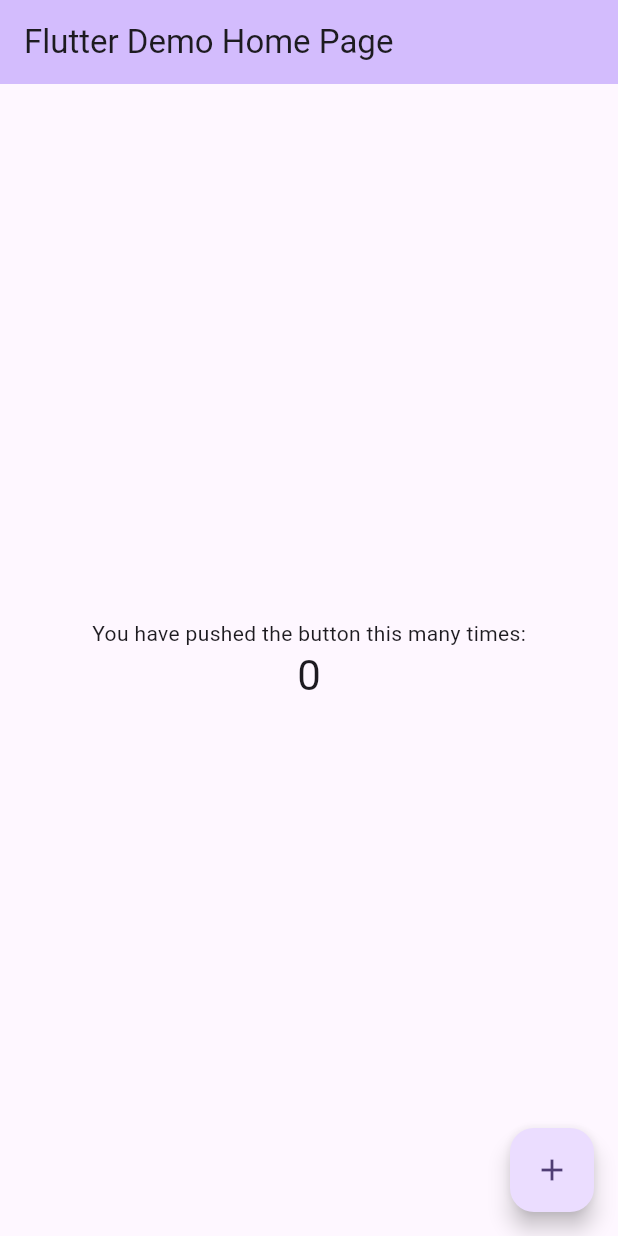
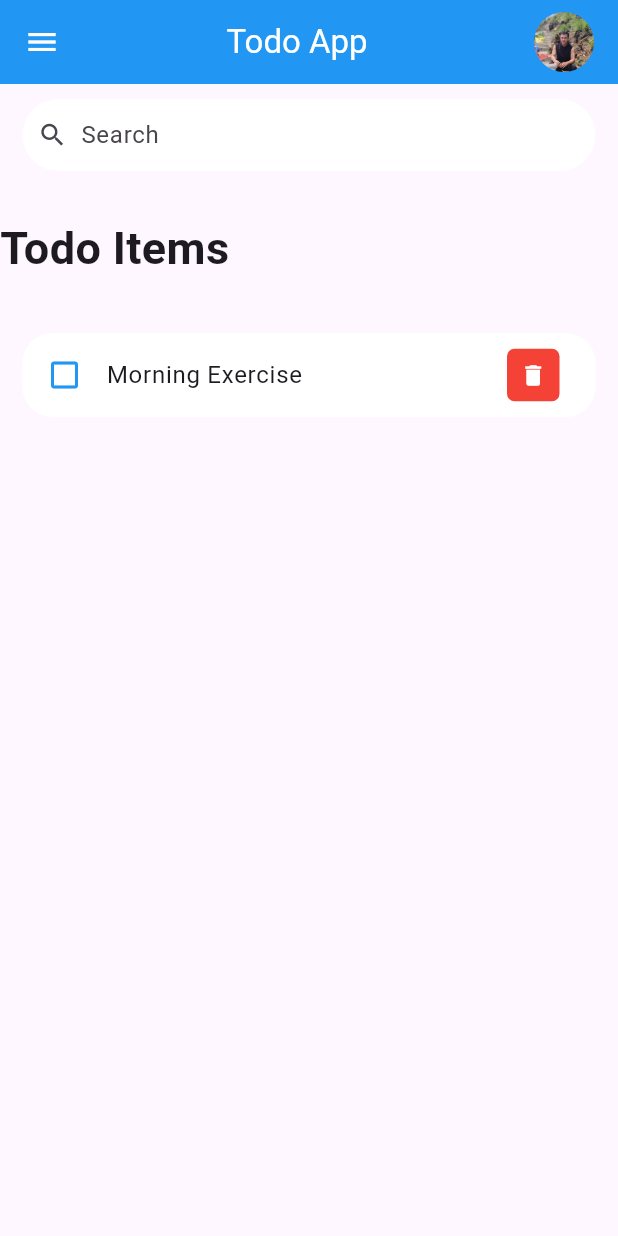
Before and after one commit to bipin24746/todo, a Flutter app: the screen it shows after launch, on a phone screen of 412 x 824 dp. Run offline on Flutter 3.47's test engine with Material 3 defaults, Android fonts, the phone set to English and light mode, and no system bars.

Commit message:
todo again starting half completed

```diff
--- /dev/null
+++ b/lib/constants/colors.dart
@@ -0,0 +1,5 @@
+import 'package:flutter/material.dart';
+
+const Color white = Colors.white;
+const Color red = Colors.red;
+const Color blue = Colors.blue;
--- a/lib/main.dart
+++ b/lib/main.dart
@@ -1,4 +1,6 @@
 import 'package:flutter/material.dart';
+import 'package:todo/screens/home.dart';
+
 
 void main() {
   runApp(const MyApp());
@@ -11,115 +13,9 @@ class MyApp extends StatelessWidget {
   @override
   Widget build(BuildContext context) {
     return MaterialApp(
-      title: 'Flutter Demo',
-      theme: ThemeData(
-        // This is the theme of your application.
-        //
-        // TRY THIS: Try running your application with "flutter run". You'll see
-        // the application has a purple toolbar. Then, without quitting the app,
-        // try changing the seedColor in the colorScheme below to Colors.green
-        // and then invoke "hot reload" (save your changes or press the "hot
-        // reload" button in a Flutter-supported IDE, or press "r" if you used
-        // the command line to start the app).
-        //
-        // Notice that the counter didn't reset back to zero; the application
-        // state is not lost during the reload. To reset the state, use hot
-        // restart instead.
-        //
-        // This works for code too, not just values: Most code changes can be
-        // tested with just a hot reload.
-        colorScheme: ColorScheme.fromSeed(seedColor: Colors.deepPurple),
-        useMaterial3: true,
-      ),
-      home: const MyHomePage(title: 'Flutter Demo Home Page'),
+      debugShowCheckedModeBanner: false,
+      title: 'TODO APP',
+      home: const Home(),
     );
   }
 }
-
-class MyHomePage extends StatefulWidget {
-  const MyHomePage({super.key, required this.title});
-
-  // This widget is the home page of your application. It is stateful, meaning
-  // that it has a State object (defined below) that contains fields that affect
-  // how it looks.
-
-  // This class is the configuration for the state. It holds the values (in this
-  // case the title) provided by the parent (in this case the App widget) and
-  // used by the build method of the State. Fields in a Widget subclass are
-  // always marked "final".
-
-  final String title;
-
-  @override
-  State<MyHomePage> createState() => _MyHomePageState();
-}
-
-class _MyHomePageState extends State<MyHomePage> {
-  int _counter = 0;
-
-  void _incrementCounter() {
-    setState(() {
-      // This call to setState tells the Flutter framework that something has
-      // changed in this State, which causes it to rerun the build method below
-      // so that the display can reflect the updated values. If we changed
-      // _counter without calling setState(), then the build method would not be
-      // called again, and so nothing would appear to happen.
-      _counter++;
-    });
-  }
-
-  @override
-  Widget build(BuildContext context) {
-    // This method is rerun every time setState is called, for instance as done
-    // by the _incrementCounter method above.
-    //
-    // The Flutter framework has been optimized to make rerunning build methods
-    // fast, so that you can just rebuild anything that needs updating rather
-    // than having to individually change instances of widgets.
-    return Scaffold(
-      appBar: AppBar(
-        // TRY THIS: Try changing the color here to a specific color (to
-        // Colors.amber, perhaps?) and trigger a hot reload to see the AppBar
-        // change color while the other colors stay the same.
-        backgroundColor: Theme.of(context).colorScheme.inversePrimary,
-        // Here we take the value from the MyHomePage object that was created by
-        // the App.build method, and use it to set our appbar title.
-        title: Text(widget.title),
-      ),
-      body: Center(
-        // Center is a layout widget. It takes a single child and positions it
-        // in the middle of the parent.
-        child: Column(
-          // Column is also a layout widget. It takes a list of children and
-          // arranges them vertically. By default, it sizes itself to fit its
-          // children horizontally, and tries to be as tall as its parent.
-          //
-          // Column has various properties to control how it sizes itself and
-          // how it positions its children. Here we use mainAxisAlignment to
-          // center the children vertically; the main axis here is the vertical
-          // axis because Columns are vertical (the cross axis would be
-          // horizontal).
-          //
-          // TRY THIS: Invoke "debug painting" (choose the "Toggle Debug Paint"
-          // action in the IDE, or press "p" in the console), to see the
-          // wireframe for each widget.
-          mainAxisAlignment: MainAxisAlignment.center,
-          children: <Widget>[
-            const Text(
-              'You have pushed the button this many times:',
-            ),
-            Text(
-              '$_counter',
-              style: Theme.of(context).textTheme.headlineMedium,
-            ),
-          ],
-        ),
-      ),
-      floatingActionButton: FloatingActionButton(
-        onPressed: _incrementCounter,
-        tooltip: 'Increment',
-        child: const Icon(Icons.add),
-      ), // This trailing comma makes auto-formatting nicer for build methods.
-    );
-  }
-}
--- /dev/null
+++ b/lib/model/todo.dart
@@ -0,0 +1,14 @@
+class Todo {
+  String? id;
+  String? todoText;
+  bool isDone;
+
+  Todo({
+    required this.id,
+    required this.todoText,
+    this.isDone = false,
+  });
+  static List<Todo> todoList() {
+    return [Todo(id: '01', todoText: 'Morning Exercise')];
+  }
+}
--- /dev/null
+++ b/lib/screens/home.dart
@@ -0,0 +1,96 @@
+import 'package:flutter/material.dart';
+import 'package:todo/constants/colors.dart';
+import 'package:todo/model/todo.dart';
+import 'package:todo/widgets/todo_items.dart';
+
+class Home extends StatefulWidget {
+  const Home({super.key});
+
+  @override
+  State<Home> createState() => _HomeState();
+}
+
+class _HomeState extends State<Home> {
+  final todosList = Todo.todoList();
+
+  @override
+  Widget build(BuildContext context) {
+    return Scaffold(
+      appBar: AppBars(),
+      body: Column(
+        children: [
+          SearchBox(),
+          Expanded(
+              child: ListView(
+            children: [
+              Container(
+                margin: EdgeInsets.only(top: 20, bottom: 20),
+                child: Text(
+                  "Todo Items",
+                  style: TextStyle(fontSize: 30, fontWeight: FontWeight.bold),
+                ),
+              ),
+              for (Todo todo in todosList)
+                ToDoItem(
+                  todo: todo,
+                ),
+            ],
+          ))
+        ],
+      ),
+    );
+  }
+
+  Widget SearchBox() {
+    return Container(
+      child: Padding(
+        padding: const EdgeInsets.symmetric(horizontal: 15, vertical: 10),
+        child: Container(
+          decoration: BoxDecoration(
+              color: white, borderRadius: BorderRadius.circular(25)),
+          child: TextField(
+            decoration: InputDecoration(
+                prefixIcon: Padding(
+                  padding: const EdgeInsets.only(left: 10.0, right: 10),
+                  child: Icon(
+                    Icons.search,
+                    size: 20,
+                  ),
+                ),
+                prefixIconConstraints:
+                    BoxConstraints(maxHeight: 20, maxWidth: 35),
+                border: InputBorder.none,
+                hintText: "Search"),
+          ),
+        ),
+      ),
+    );
+  }
+
+  AppBar AppBars() {
+    return AppBar(
+      title: Row(
+        mainAxisAlignment: MainAxisAlignment.spaceBetween,
+        children: [
+          Icon(
+            Icons.menu,
+            color: white,
+          ),
+          Text(
+            "Todo App",
+            style: TextStyle(color: white),
+          ),
+          Container(
+            height: 40,
+            width: 40,
+            child: ClipRRect(
+              borderRadius: BorderRadius.circular(20),
+              child: Image.asset('assets/images/bipin.jpg'),
+            ),
+          )
+        ],
+      ),
+      backgroundColor: blue,
+    );
+  }
+}
--- /dev/null
+++ b/lib/widgets/todo_items.dart
@@ -0,0 +1,50 @@
+import 'package:flutter/foundation.dart';
+import 'package:flutter/material.dart';
+import 'package:todo/constants/colors.dart';
+import 'package:todo/model/todo.dart';
+
+class ToDoItem extends StatelessWidget {
+  final Todo todo;
+  const ToDoItem({super.key,required this.todo});
+
+  @override
+  Widget build(BuildContext context) {
+    return Container(
+      child: Padding(
+        padding: const EdgeInsets.all(15),
+        child: ListTile(
+          onTap: () {},
+          shape: RoundedRectangleBorder(
+            borderRadius: BorderRadius.circular(20),
+          ),
+          tileColor: white,
+          leading: Icon(
+            todo.isDone ?
+            Icons.check_box : Icons.check_box_outline_blank,
+            color: blue,
+
+          ),
+          title: Text(
+            todo.todoText!,
+            style: TextStyle(decoration: todo.isDone? TextDecoration.lineThrough : null),
+          ),
+          trailing: Container(
+            height: 35,
+            width: 35,
+            decoration: BoxDecoration(
+                color: red, borderRadius: BorderRadius.circular(5)),
+            child: IconButton(
+                iconSize: 18,
+                onPressed: () {
+                  print("delete");
+                },
+                icon: Icon(
+                  Icons.delete,
+                  color: white,
+                )),
+          ),
+        ),
+      ),
+    );
+  }
+}
--- a/pubspec.yaml
+++ b/pubspec.yaml
@@ -59,8 +59,8 @@ flutter:
   uses-material-design: true
 
   # To add assets to your application, add an assets section, like this:
-  # assets:
-  #   - images/a_dot_burr.jpeg
+  assets:
+    - assets/images/
   #   - images/a_dot_ham.jpeg
 
   # An image asset can refer to one or more resolution-specific "variants", see
```
Also changed, not shown: assets/images/absoulte.png (added), assets/images/bipin.jpg (added).
